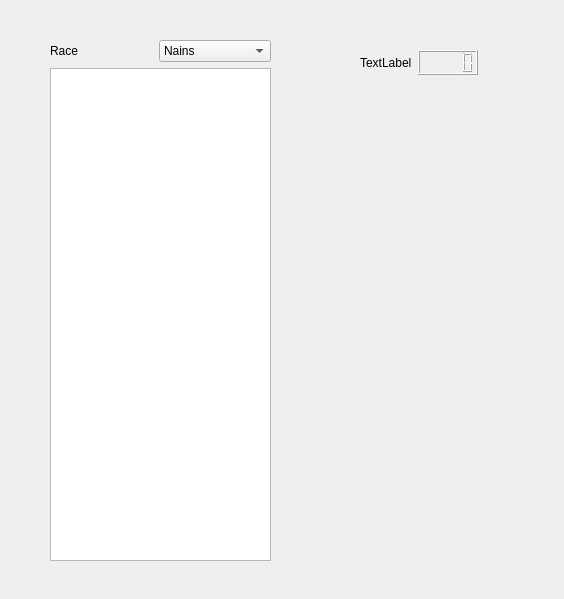
Qt form Lecture_BDD/LectureProfile.ui (brock37/Mordheim) before a commit.
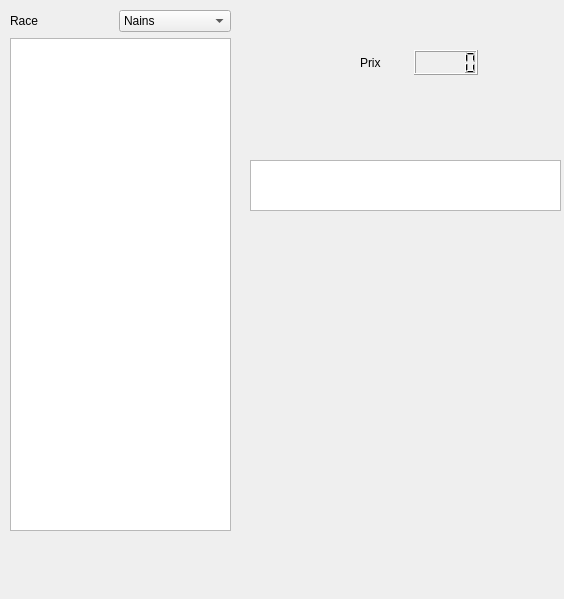
The same form after that commit.

```diff
--- a/Lecture_BDD/LectureProfile.ui
+++ b/Lecture_BDD/LectureProfile.ui
@@ -26,7 +26,7 @@
     <item>
      <widget class="QLabel" name="label_2">
       <property name="text">
-       <string>TextLabel</string>
+       <string>Prix</string>
       </property>
      </widget>
     </item>
@@ -38,8 +38,8 @@
   <widget class="QWidget" name="verticalLayoutWidget">
    <property name="geometry">
     <rect>
-     <x>50</x>
-     <y>40</y>
+     <x>10</x>
+     <y>10</y>
      <width>221</width>
      <height>521</height>
     </rect>
@@ -85,6 +85,16 @@
     </item>
    </layout>
   </widget>
+  <widget class="QTableView" name="tableView">
+   <property name="geometry">
+    <rect>
+     <x>250</x>
+     <y>160</y>
+     <width>311</width>
+     <height>51</height>
+    </rect>
+   </property>
+  </widget>
  </widget>
  <resources/>
  <connections/>
```
Left out of the diff: 10 changed lines with no effect on the pictures.
